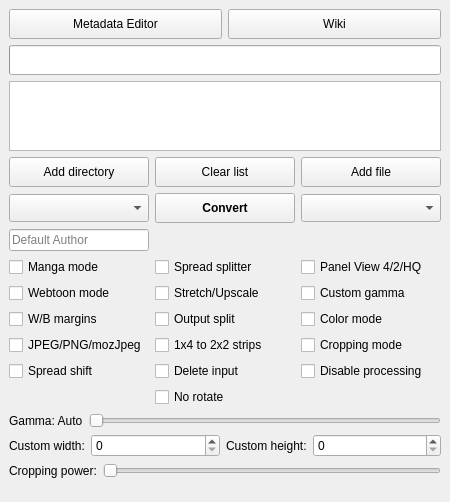
ciromattia/kcc, file gui/KCC.ui: the form before one commit.
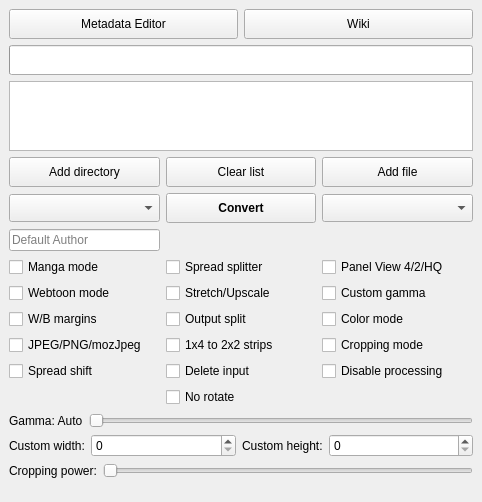
The form after the commit. Icons and pictures are not drawn.

Commit message: Update UI to match Qt Creator 15.0. (#809)

Diff of the .ui file:
```diff
--- a/gui/KCC.ui
+++ b/gui/KCC.ui
@@ -6,8 +6,8 @@
    <rect>
     <x>0</x>
     <y>0</y>
-    <width>450</width>
-    <height>400</height>
+    <width>482</width>
+    <height>448</height>
    </rect>
   </property>
   <property name="windowTitle">
```
Left out of the diff: 14 changed lines with no effect on the pictures. The commit also changes 3 other files.
